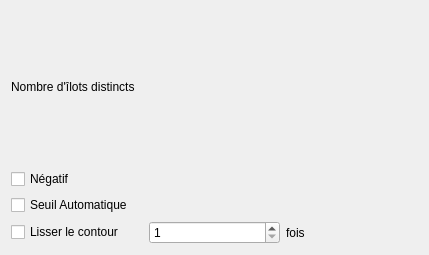
Old version of the form contourform.ui in the repository AugusteBonnin/CRACKS.
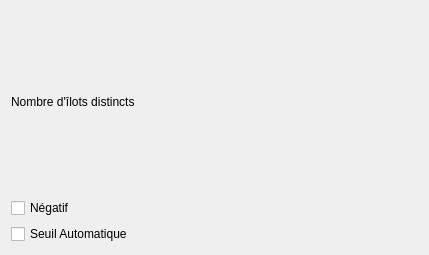
New version of the form.

```diff
--- a/contourform.ui
+++ b/contourform.ui
@@ -14,57 +14,28 @@
    <string>Form</string>
   </property>
   <layout class="QGridLayout" name="gridLayout">
-   <item row="0" column="0">
-    <layout class="QVBoxLayout" name="verticalLayout">
-     <item>
-      <layout class="QVBoxLayout" name="verticalLayout_2">
-       <item>
-        <layout class="QGridLayout" name="gridLayout_2">
          <item row="2" column="0">
-          <widget class="QCheckBox" name="checkBox_2">
-           <property name="text">
-            <string>Seuil Automatique</string>
-           </property>
-          </widget>
-         </item>
-         <item row="1" column="0">
-          <widget class="QCheckBox" name="checkBox">
-           <property name="text">
-            <string>Négatif</string>
-           </property>
-          </widget>
-         </item>
-         <item row="3" column="0">
-          <widget class="QCheckBox" name="checkBox_3">
-           <property name="text">
-            <string>Lisser le contour</string>
-           </property>
-          </widget>
-         </item>
-         <item row="3" column="1">
-          <widget class="QSpinBox" name="spinBox">
-           <property name="minimum">
-            <number>1</number>
-           </property>
-          </widget>
-         </item>
-         <item row="0" column="0">
+    <layout class="QVBoxLayout" name="verticalLayout">
+     <item>
           <widget class="QLabel" name="label_3">
            <property name="text">
             <string>Nombre d'îlots distincts</string>
            </property>
           </widget>
          </item>
-         <item row="3" column="2">
-          <widget class="QLabel" name="label">
+     <item>
+      <widget class="QCheckBox" name="checkBox">
            <property name="text">
-            <string>fois</string>
+        <string>Négatif</string>
            </property>
           </widget>
          </item>
-        </layout>
-       </item>
-      </layout>
+     <item>
+      <widget class="QCheckBox" name="checkBox_2">
+       <property name="text">
+        <string>Seuil Automatique</string>
+       </property>
+      </widget>
      </item>
     </layout>
    </item>
```
Lines whose indentation alone changed are shown as unchanged.
